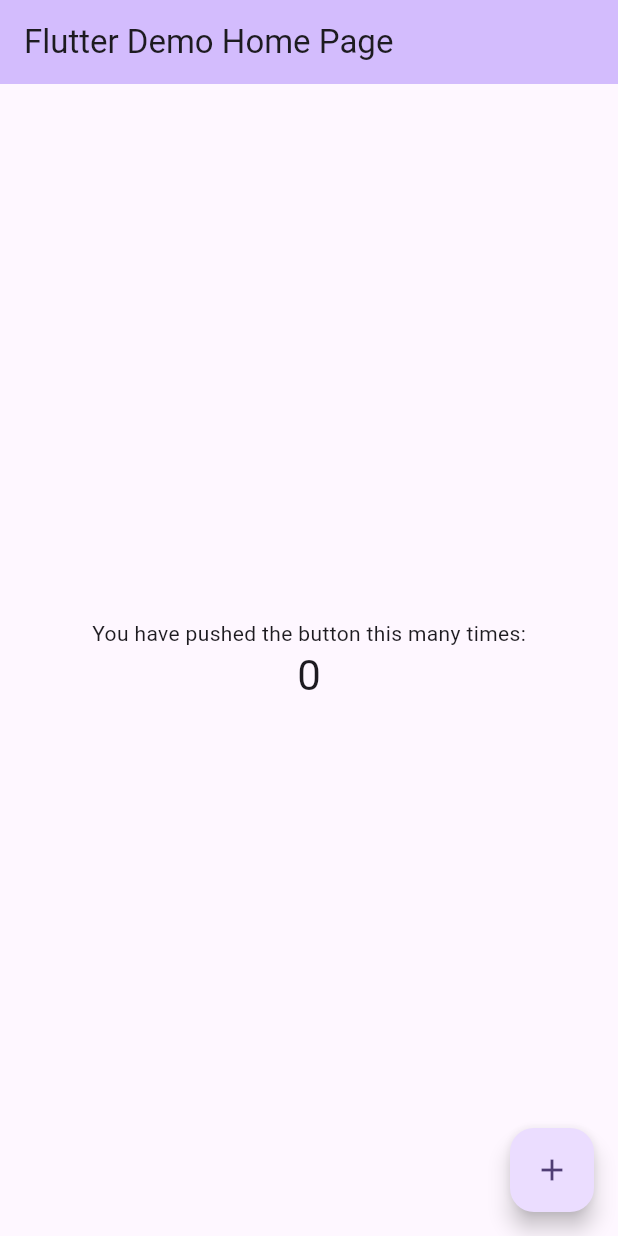
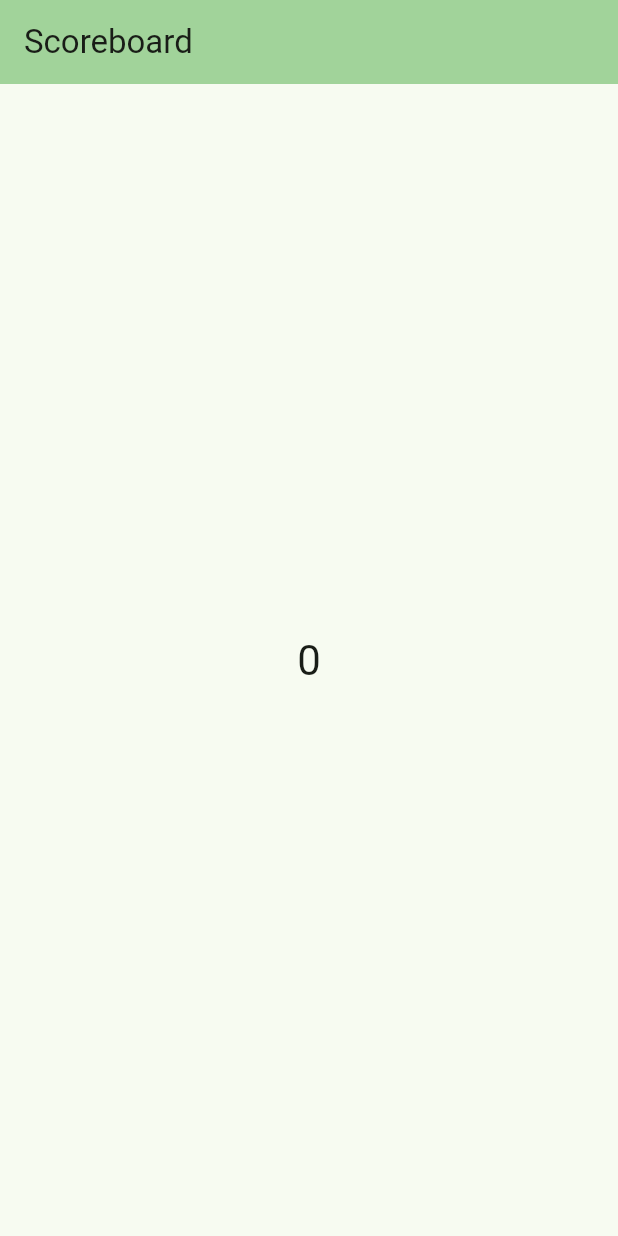
Before and after one commit to flock-games/scoreboard, a Flutter app: the screen it shows after launch, on a phone screen of 412 x 824 dp. Run offline on Flutter 3.47's test engine with Material 3 defaults, Android fonts, the phone set to English and light mode, and no system bars.

```diff
--- a/lib/main.dart
+++ b/lib/main.dart
@@ -1,52 +1,27 @@
 import 'package:flutter/material.dart';
 
 void main() {
-  runApp(const MyApp());
+  runApp(const ScoreboardApp());
 }
 
-class MyApp extends StatelessWidget {
-  const MyApp({super.key});
+class ScoreboardApp extends StatelessWidget {
+  const ScoreboardApp({super.key});
 
-  // This widget is the root of your application.
   @override
   Widget build(BuildContext context) {
     return MaterialApp(
       title: 'Flutter Demo',
       theme: ThemeData(
-        // This is the theme of your application.
-        //
-        // TRY THIS: Try running your application with "flutter run". You'll see
-        // the application has a purple toolbar. Then, without quitting the app,
-        // try changing the seedColor in the colorScheme below to Colors.green
-        // and then invoke "hot reload" (save your changes or press the "hot
-        // reload" button in a Flutter-supported IDE, or press "r" if you used
-        // the command line to start the app).
-        //
-        // Notice that the counter didn't reset back to zero; the application
-        // state is not lost during the reload. To reset the state, use hot
-        // restart instead.
-        //
-        // This works for code too, not just values: Most code changes can be
-        // tested with just a hot reload.
-        colorScheme: ColorScheme.fromSeed(seedColor: Colors.deepPurple),
+        colorScheme: ColorScheme.fromSeed(seedColor: Colors.green),
         useMaterial3: true,
       ),
-      home: const MyHomePage(title: 'Flutter Demo Home Page'),
+      home: const MyHomePage(title: 'Scoreboard'),
     );
   }
 }
 
 class MyHomePage extends StatefulWidget {
   const MyHomePage({super.key, required this.title});
-
-  // This widget is the home page of your application. It is stateful, meaning
-  // that it has a State object (defined below) that contains fields that affect
-  // how it looks.
-
-  // This class is the configuration for the state. It holds the values (in this
-  // case the title) provided by the parent (in this case the App widget) and
-  // used by the build method of the State. Fields in a Widget subclass are
-  // always marked "final".
 
   final String title;
 
@@ -59,67 +34,31 @@ class _MyHomePageState extends State<MyHomePage> {
 
   void _incrementCounter() {
     setState(() {
-      // This call to setState tells the Flutter framework that something has
-      // changed in this State, which causes it to rerun the build method below
-      // so that the display can reflect the updated values. If we changed
-      // _counter without calling setState(), then the build method would not be
-      // called again, and so nothing would appear to happen.
       _counter++;
     });
   }
 
   @override
   Widget build(BuildContext context) {
-    // This method is rerun every time setState is called, for instance as done
-    // by the _incrementCounter method above.
-    //
-    // The Flutter framework has been optimized to make rerunning build methods
-    // fast, so that you can just rebuild anything that needs updating rather
-    // than having to individually change instances of widgets.
     return Scaffold(
       appBar: AppBar(
-        // TRY THIS: Try changing the color here to a specific color (to
-        // Colors.amber, perhaps?) and trigger a hot reload to see the AppBar
-        // change color while the other colors stay the same.
         backgroundColor: Theme.of(context).colorScheme.inversePrimary,
-        // Here we take the value from the MyHomePage object that was created by
-        // the App.build method, and use it to set our appbar title.
         title: Text(widget.title),
       ),
-      body: Center(
-        // Center is a layout widget. It takes a single child and positions it
-        // in the middle of the parent.
-        child: Column(
-          // Column is also a layout widget. It takes a list of children and
-          // arranges them vertically. By default, it sizes itself to fit its
-          // children horizontally, and tries to be as tall as its parent.
-          //
-          // Column has various properties to control how it sizes itself and
-          // how it positions its children. Here we use mainAxisAlignment to
-          // center the children vertically; the main axis here is the vertical
-          // axis because Columns are vertical (the cross axis would be
-          // horizontal).
-          //
-          // TRY THIS: Invoke "debug painting" (choose the "Toggle Debug Paint"
-          // action in the IDE, or press "p" in the console), to see the
-          // wireframe for each widget.
-          mainAxisAlignment: MainAxisAlignment.center,
-          children: <Widget>[
-            const Text(
-              'You have pushed the button this many times:',
-            ),
-            Text(
+      body: GestureDetector(
+        onTap: _incrementCounter,
+        behavior: HitTestBehavior.opaque,
+        child: SizedBox(
+          height: double.infinity,
+          width: double.infinity,
+          child: Center(
+            child: Text(
               '$_counter',
               style: Theme.of(context).textTheme.headlineMedium,
             ),
-          ],
+          ),
         ),
       ),
-      floatingActionButton: FloatingActionButton(
-        onPressed: _incrementCounter,
-        tooltip: 'Increment',
-        child: const Icon(Icons.add),
-      ), // This trailing comma makes auto-formatting nicer for build methods.
     );
   }
 }
```
Also changed, not shown: pubspec.lock, 1 other file.
